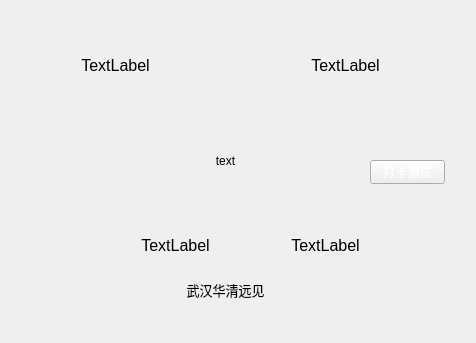
Old version of the form Qtclient/showOne.ui in the repository shangdiuser/Qtclient.
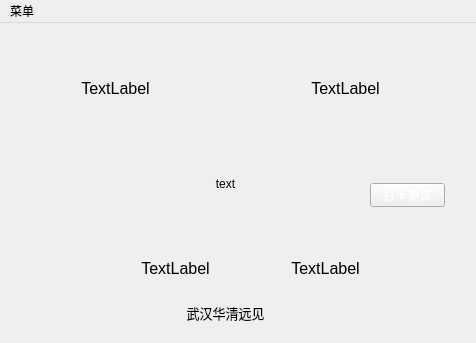
New version of the form. Icons and pictures are not drawn.

What changed in the file:
```diff
--- a/Qtclient/showOne.ui
+++ b/Qtclient/showOne.ui
@@ -226,6 +226,13 @@
      <height>22</height>
     </rect>
    </property>
+   <widget class="QMenu" name="menu">
+    <property name="title">
+     <string>菜单</string>
+    </property>
+    <addaction name="actionchaxun"/>
+   </widget>
+   <addaction name="menu"/>
   </widget>
  </widget>
  <layoutdefault spacing="6" margin="11"/>
```
Left out of the diff: 5 changed lines with no effect on the pictures.
